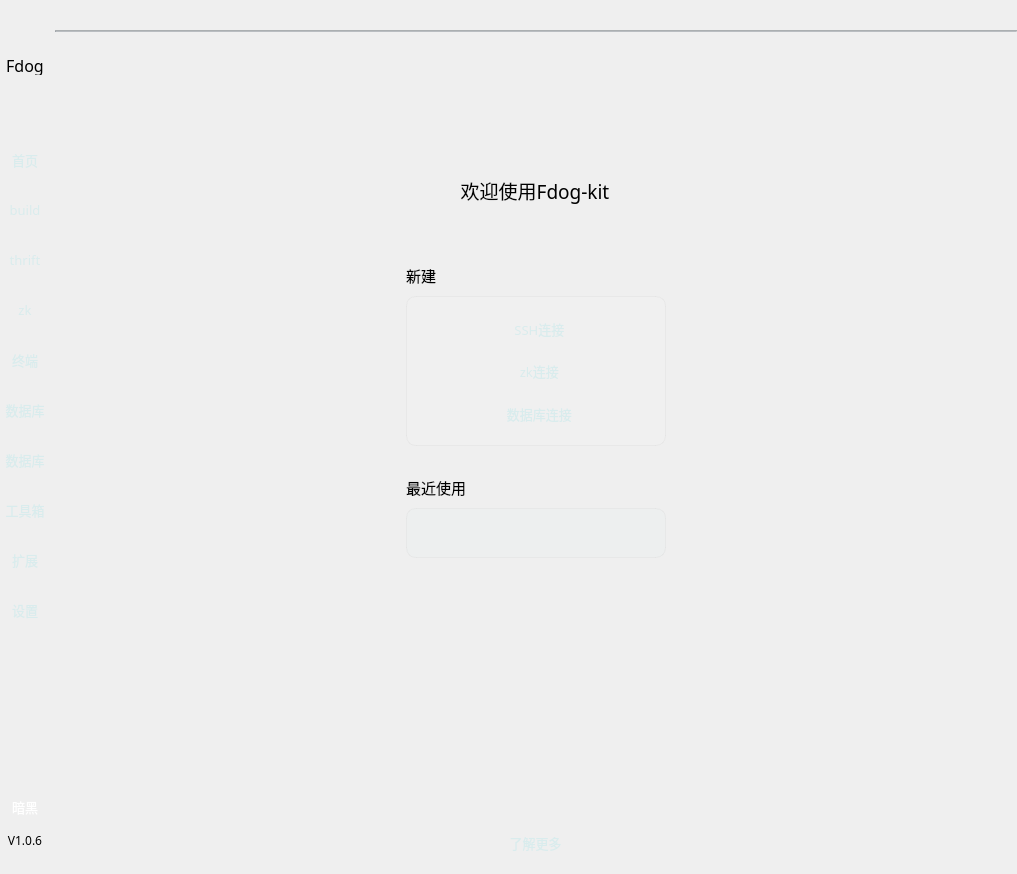
The window that Fdog-Kit/module_mainwindow/mainwindow.ui (HuaGouFdog/Fdog-Kit) describes before a commit, drawn with Qt 5.
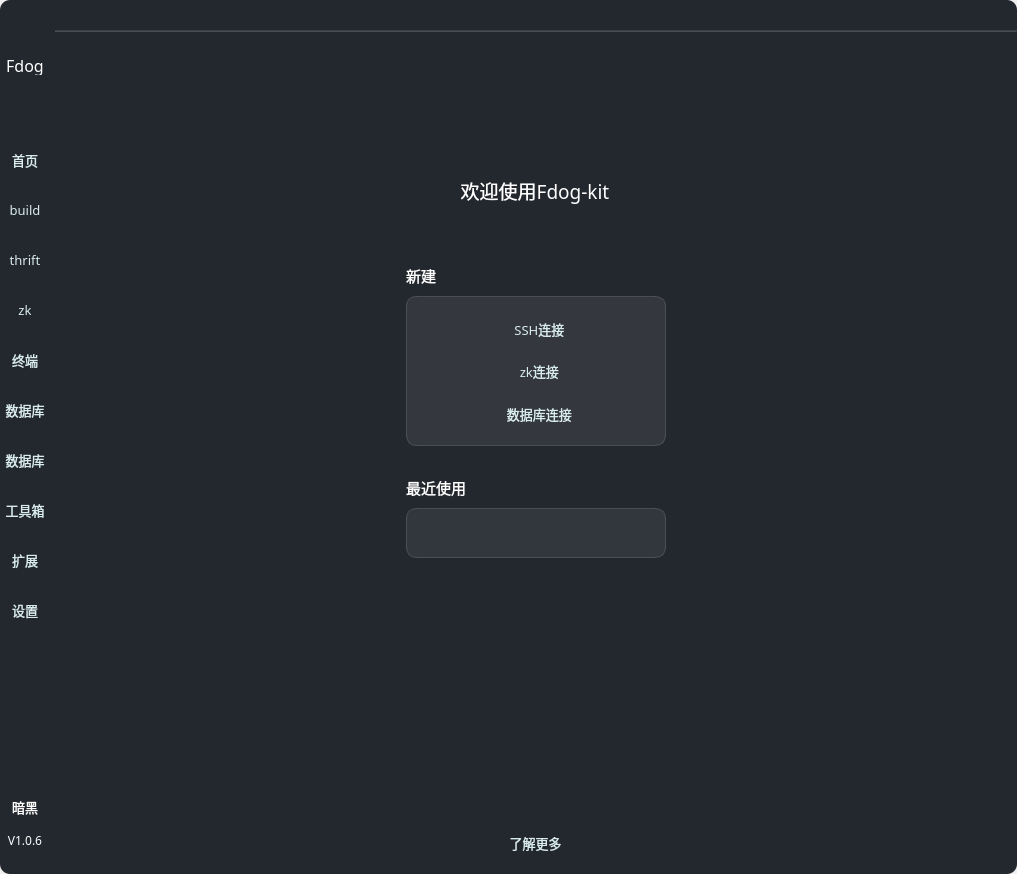
The same window after the commit. The open tabs and pages were chosen to show the change. Icons and pictures are not drawn.

```diff
--- a/Fdog-Kit/module_mainwindow/mainwindow.ui
+++ b/Fdog-Kit/module_mainwindow/mainwindow.ui
@@ -88,14 +88,27 @@
   <widget class="QWidget" name="centralWidget">
    <property name="styleSheet">
     <string notr="true">#centralWidget {
-border-image: url(:/lib/back1.png);
-border-radius:10px;
+    color: rgb(255, 255, 255);
+    background-color: rgb(35, 39, 46);
+    border-radius:10px;
+}
+
+QLabel {
+    color: rgb(255, 255, 255);
+}
+
+#label_new{
+    color: rgb(255, 255, 255);
+}
+
+#label_use{
+    color: rgb(255, 255, 255);
 }
 
 QToolButton {
-	color: rgb(217, 236, 237);
-	background-color: rgba(255, 255, 255, 0);
-	border: none;
+    color: rgb(217, 236, 237);
+    background-color: rgba(255, 255, 255, 0);
+    border: none;
 }
 
 QToolButton::menu-indicator { 
@@ -104,14 +117,9 @@
 
  
 QToolButton:hover {
-	
-	color: rgb(197, 197, 197);
-	background-color: rgba(255, 255, 255, 0);
-	border: none;
-}
-
-#widget_body{
-   background-color: rgba(30, 45, 54, 0);
+    color: rgb(197, 197, 197);
+    background-color: rgba(255, 255, 255, 0);
+    border: none;
 }
 
 #widget_welcome_body_widget2_newCreate{
@@ -121,9 +129,41 @@
 }
 
 #widget_use{
-border: 1px solid rgba(197, 197, 197,50);
-background-color: rgba(217, 236, 237, 20);
-border-radius: 10px;
+    border: 1px solid rgba(197, 197, 197,50);
+    background-color: rgba(217, 236, 237, 20);
+    border-radius: 10px;
+}
+
+#widget_body{
+   background-color: rgba(30, 45, 54, 0);
+}
+
+#toolButton_min {
+    color: rgb(255, 255, 255);
+    background-color: rgba(94, 255, 210, 0);
+    border: none;
+}
+#toolButton_min::menu-indicator { 
+    image: None;
+}
+#toolButton_min:hover {
+    color: rgb(255, 255, 255);
+    background-color: rgb(24,26,29);
+    border: none;
+}
+
+#toolButton_max {
+    color: rgb(255, 255, 255);
+    background-color: rgba(94, 255, 210, 0);
+    border: none;
+}
+#toolButton_max::menu-indicator { 
+    image: None;
+}
+#toolButton_max:hover {
+    color: rgb(255, 255, 255);
+    background-color: rgb(24,26,29);
+    border: none;
 }</string>
    </property>
    <layout class="QHBoxLayout" name="horizontalLayout_12">
```
Left out of the diff: 8 changed lines with no effect on the pictures.
